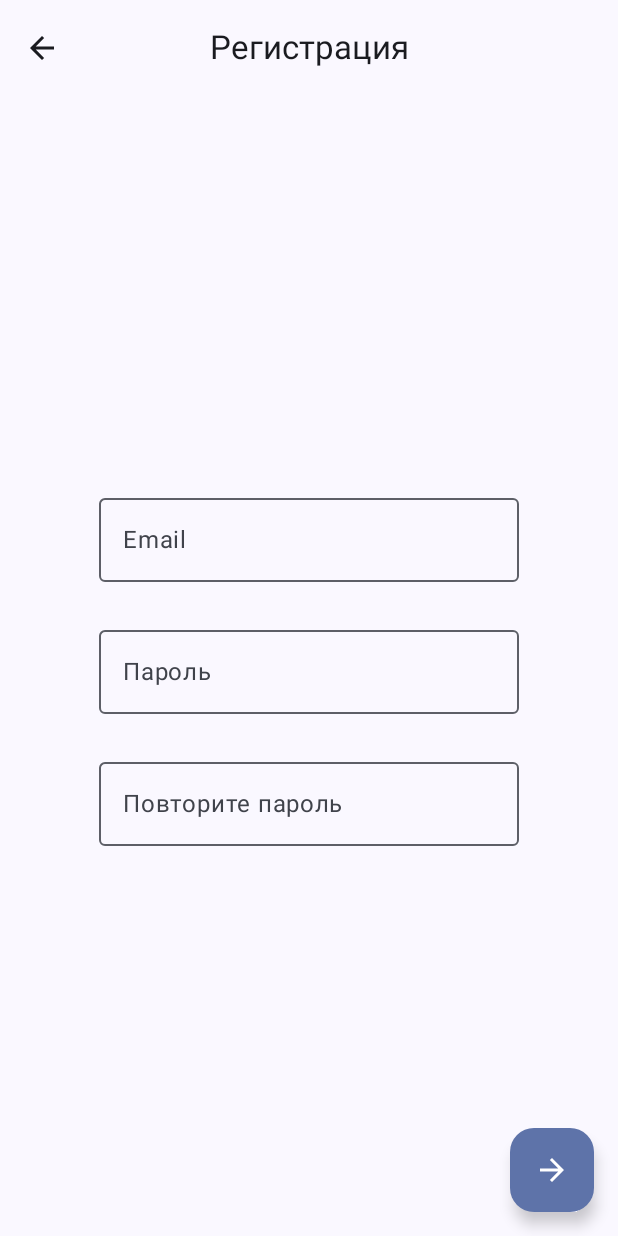
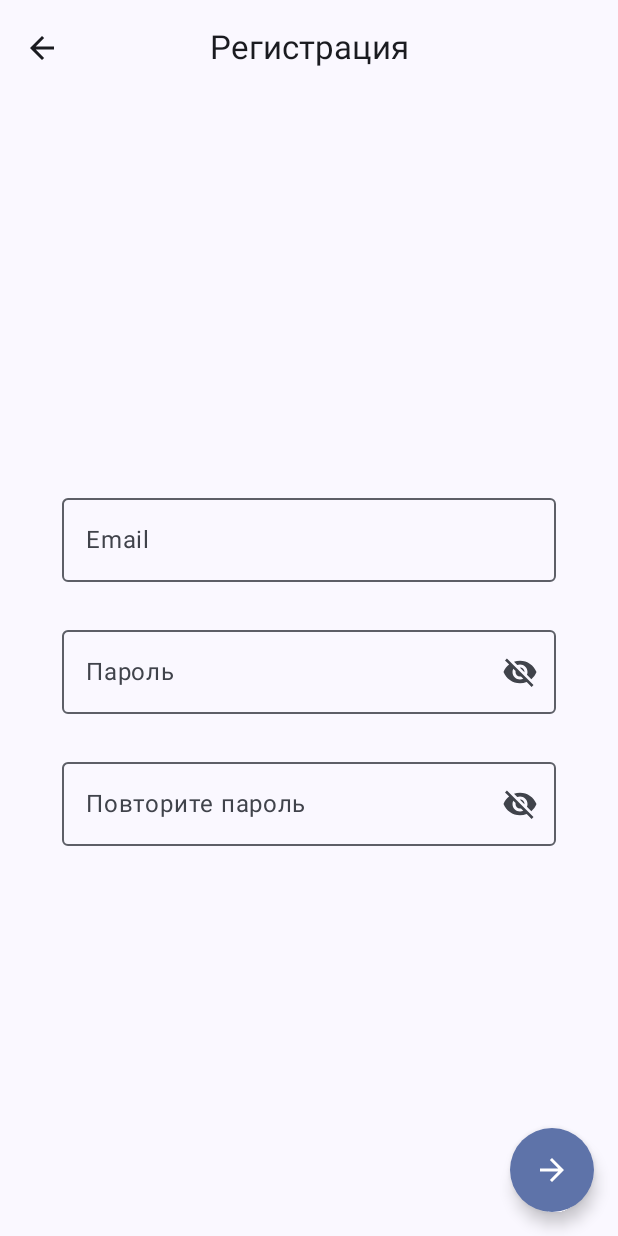
Before and after one commit to melquiades2077/Shabasher, an Android app built with Jetpack Compose: the RegisterPage screen opened through its navigation route, on a phone screen of 412 x 824 dp. Run offline under Robolectric (Android 15) with nearby library versions, the phone set to English and light mode, and no system bars.

Commit message:
Upgrade navigation and pages

```diff
--- a/app/src/main/java/com/example/shabasher/MainActivity.kt
+++ b/app/src/main/java/com/example/shabasher/MainActivity.kt
@@ -6,11 +6,10 @@ import androidx.activity.compose.setContent
 import androidx.activity.enableEdgeToEdge
 import androidx.compose.foundation.layout.fillMaxSize
 import androidx.compose.foundation.layout.padding
+import androidx.compose.foundation.shape.CircleShape
 import androidx.compose.material.icons.Icons
-import androidx.compose.material.icons.filled.Add
 import androidx.compose.material.icons.filled.ArrowBack
 import androidx.compose.material.icons.filled.ArrowForward
-import androidx.compose.material3.BottomAppBar
 import androidx.compose.material3.CenterAlignedTopAppBar
 import androidx.compose.material3.ExperimentalMaterial3Api
 import androidx.compose.material3.FloatingActionButton
@@ -23,16 +22,19 @@ import androidx.compose.runtime.mutableStateOf
 import androidx.compose.runtime.remember
 import androidx.compose.ui.Modifier
 import androidx.compose.ui.tooling.preview.Preview
+import androidx.lifecycle.viewmodel.compose.viewModel
 import androidx.navigation.compose.NavHost
 import androidx.navigation.compose.rememberNavController
 import com.example.shabasher.ui.theme.ShabasherTheme
-import androidx.navigation.compose.NavHost
 import androidx.navigation.compose.composable
 import com.example.shabasher.Model.Routes
 import com.example.shabasher.Model.ScreenConfig
-import com.example.shabasher.Pages.LoginPage
-import com.example.shabasher.Pages.RegisterPage
-import com.example.shabasher.Pages.WelcomePage
+import com.example.shabasher.ViewModels.LoginViewModel
+import com.example.shabasher.ViewModels.RegisterViewModel
+import com.example.shabasher.Views.LoginPage
+import com.example.shabasher.Views.MainPage
+import com.example.shabasher.Views.RegisterPage
+import com.example.shabasher.Views.WelcomePage
 
 class MainActivity : ComponentActivity() {
     @OptIn(ExperimentalMaterial3Api::class)
@@ -52,7 +54,13 @@ class MainActivity : ComponentActivity() {
                             CenterAlignedTopAppBar(
                                 title = { Text(screenConfig.value.title ?: "") },
                                 navigationIcon = {
-                                    IconButton(onClick = { navController.navigate(Routes.WELCOME) }) {
+                                    IconButton(
+                                        onClick = {
+                                            navController.navigate(Routes.WELCOME) {
+                                                popUpTo(0) { inclusive = true }
+                                            }
+                                        }
+                                    ) {
                                         Icon(Icons.Default.ArrowBack, contentDescription = "Назад")
                                     }
                                 }
@@ -61,7 +69,7 @@ class MainActivity : ComponentActivity() {
                     },
                     floatingActionButton = {
                         if (screenConfig.value.showFab) {
-                            FloatingActionButton(onClick = { screenConfig.value.fabAction?.invoke() }) {
+                            FloatingActionButton(onClick = { screenConfig.value.fabAction?.invoke() }, shape = CircleShape) {
                                 Icon(Icons.Default.ArrowForward, contentDescription = "FAB")
                             }
                         }
@@ -72,7 +80,7 @@ class MainActivity : ComponentActivity() {
                         startDestination = Routes.WELCOME,
                         modifier = Modifier.padding(innerPadding)
                     ) {
-                        composable(route = Routes.WELCOME) {
+                        composable(Routes.WELCOME) {
                             screenConfig.value = ScreenConfig(
                                 title = "",
                                 showTopBar = false,
@@ -81,28 +89,70 @@ class MainActivity : ComponentActivity() {
                                 fabAction = { }
                             )
                             WelcomePage(navController)
+
                         }
 
                         composable(Routes.REGISTER) {
+                            val vm: RegisterViewModel = viewModel()
+
                             screenConfig.value = ScreenConfig(
                                 title = "Регистрация",
                                 showTopBar = true,
                                 showBottomBar = false,
                                 showFab = true,
-                                fabAction = { navController.navigate(Routes.WELCOME) }
+                                fabAction = {
+                                    if (vm.validate()) {
+                                        navController.navigate(Routes.MAIN) {
+                                            popUpTo(0) { inclusive = true }
+                                        }
+                                    }
+                                }
                             )
-                            RegisterPage(navController)
+                            RegisterPage(
+                                navController = navController,
+                                onRegisterSuccess = {
+                                    navController.navigate(Routes.MAIN) {
+                                        popUpTo(0) { inclusive = true }
+                                    }
+                                },
+                                viewModel = vm)
                         }
 
                         composable(Routes.LOGIN) {
+                            val vm: LoginViewModel = viewModel()
+
                             screenConfig.value = ScreenConfig(
                                 title = "Вход",
                                 showTopBar = true,
                                 showBottomBar = false,
                                 showFab = true,
-                                fabAction = { navController.navigate(Routes.WELCOME) }
+                                fabAction = {
+                                    if (vm.validate()) {
+                                        navController.navigate(Routes.MAIN) {
+                                            popUpTo(0) {inclusive = true}
+                                        }
+                                    }
+                                }
                             )
-                            RegisterPage(navController)
+                            LoginPage(
+                                navController = navController,
+                                onLoginSuccess = {
+                                    navController.navigate(Routes.MAIN) {
+                                        popUpTo(0) { inclusive = true }
+                                    }
+                                },
+                                viewModel = vm)
+                        }
+
+                        composable(Routes.MAIN) {
+                            screenConfig.value = ScreenConfig(
+                                title = "Главная страница",
+                                showTopBar = false,
+                                showBottomBar = false,
+                                showFab = false,
+                                fabAction = { }
+                            )
+                            MainPage(navController)
                         }
                     }
                 }
@@ -110,19 +160,3 @@ class MainActivity : ComponentActivity() {
         }
     }
 }
-
-@Composable
-fun Greeting(name: String, modifier: Modifier = Modifier) {
-    Text(
-        text = "Hello $name!",
-        modifier = modifier
-    )
-}
-
-@Preview(showBackground = true)
-@Composable
-fun GreetingPreview() {
-    ShabasherTheme {
-        Greeting("Android")
-    }
-}
--- /dev/null
+++ b/app/src/main/java/com/example/shabasher/Mock/MockDB.kt
@@ -0,0 +1,3 @@
+package com.example.shabasher.Mock
+
+var MockUsers = listOf<MockUser>(MockUser("vitaliy@bk.ru", "123"), MockUser("maxim@mail.ru", "12345"))
--- /dev/null
+++ b/app/src/main/java/com/example/shabasher/Mock/MockUser.kt
@@ -0,0 +1,6 @@
+package com.example.shabasher.Mock
+
+import android.R
+
+class MockUser(var email: String, var password: String) {
+}
--- a/app/src/main/java/com/example/shabasher/Model/Routes.kt
+++ b/app/src/main/java/com/example/shabasher/Model/Routes.kt
@@ -4,4 +4,5 @@ object Routes {
     const val WELCOME = "welcome"
     const val LOGIN = "login"
     const val REGISTER = "register"
+    const val MAIN = "main"
 }
--- a/app/src/main/java/com/example/shabasher/Pages/RegisterPage.kt
+++ /dev/null
@@ -1,82 +0,0 @@
-package com.example.shabasher.Pages
-
-import android.widget.ImageButton
-import androidx.compose.foundation.Image
-import androidx.compose.foundation.layout.Arrangement
-import androidx.compose.foundation.layout.Box
-import androidx.compose.foundation.layout.Column
-import androidx.compose.foundation.layout.fillMaxSize
-import androidx.compose.foundation.layout.fillMaxWidth
-import androidx.compose.foundation.layout.padding
-import androidx.compose.foundation.text.input.rememberTextFieldState
-import androidx.compose.material3.Icon
-import androidx.compose.material3.IconButton
-import androidx.compose.material3.OutlinedTextField
-import androidx.compose.material3.Scaffold
-import androidx.compose.material3.Text
-import androidx.compose.runtime.Composable
-import androidx.compose.runtime.getValue
-import androidx.compose.runtime.mutableStateOf
-import androidx.compose.runtime.remember
-import androidx.compose.runtime.setValue
-import androidx.compose.ui.Alignment
-import androidx.compose.ui.Modifier
-import androidx.compose.ui.tooling.preview.Preview
-import androidx.compose.ui.unit.dp
-import androidx.compose.material.icons.Icons
-import androidx.compose.material.icons.automirrored.filled.ArrowBack
-import androidx.compose.material.icons.filled.Add
-import androidx.compose.material.icons.filled.ArrowBack
-import androidx.compose.material.icons.filled.ArrowForward
-import androidx.compose.material.icons.filled.Email
-import androidx.compose.material3.CenterAlignedTopAppBar
-import androidx.compose.material3.ExperimentalMaterial3Api
-import androidx.compose.material3.FloatingActionButton
-import androidx.navigation.NavController
-import com.example.shabasher.Model.Routes
-
-@Composable
-fun InputField(
-    header: String
-) {
-    var text by remember { mutableStateOf("") }
-
-    OutlinedTextField(
-        value = text,                    // обязательный параметр
-        onValueChange = { text = it },   // обязательный параметр
-        label = { Text(header) }
-    )
-}
-
-
-@OptIn(ExperimentalMaterial3Api::class)
-@Composable
-fun RegisterPage(navController: NavController) {
-        Box(
-            modifier = Modifier
-                .fillMaxSize()
-        ) {
-
-            Column(
-                modifier = Modifier
-                    .align(Alignment.Center)
-            ) {
-                Column(
-                    horizontalAlignment = Alignment.CenterHorizontally,
-                    verticalArrangement = Arrangement.spacedBy(24.dp)
-                ) {
-                    InputField("Email")
-                    InputField("Пароль")
-                    InputField("Повторите пароль")
-                }
-            }
-
-        }
-
-}
-
-@Preview
-@Composable
-fun RegisterPagePreview() {
-    //RegisterPage()
-}
--- /dev/null
+++ b/app/src/main/java/com/example/shabasher/ViewModels/RegisterViewModel.kt
@@ -0,0 +1,32 @@
+package com.example.shabasher.ViewModels
+
+import androidx.compose.runtime.mutableStateOf
+import androidx.lifecycle.ViewModel
+import com.example.shabasher.Mock.MockUsers
+
+class RegisterViewModel: ViewModel() {
+    var email = mutableStateOf("")
+    var password = mutableStateOf("")
+    var repeatPassword = mutableStateOf("")
+    var error = mutableStateOf<String?>(null)
+
+    fun validate(): Boolean {
+        if (email.value.isBlank() || password.value.isBlank() || repeatPassword.value.isBlank()) {
+            error.value = "Все поля должны быть заполнены"
+            return false
+        }
+
+        if (password.value != repeatPassword.value) {
+            error.value = "Пароли не совпадают"
+            return false
+        }
+
+        if (MockUsers.any { it.email == email.value }) {
+            error.value = "Пользователь уже существует"
+            return false
+        }
+
+        error.value = null
+        return true
+    }
+}
--- /dev/null
+++ b/app/src/main/java/com/example/shabasher/Views/InputField.kt
@@ -0,0 +1,71 @@
+package com.example.shabasher.Views
+
+import androidx.compose.foundation.layout.fillMaxWidth
+import androidx.compose.foundation.text.KeyboardOptions
+import androidx.compose.material.icons.Icons
+import androidx.compose.material.icons.filled.Visibility
+import androidx.compose.material.icons.filled.VisibilityOff
+import androidx.compose.material3.Icon
+import androidx.compose.material3.IconButton
+import androidx.compose.material3.OutlinedTextField
+import androidx.compose.material3.Text
+import androidx.compose.runtime.Composable
+import androidx.compose.runtime.getValue
+import androidx.compose.runtime.mutableStateOf
+import androidx.compose.runtime.remember
+import androidx.compose.runtime.setValue
+import androidx.compose.ui.Modifier
+import androidx.compose.ui.text.input.KeyboardType
+import androidx.compose.ui.text.input.PasswordVisualTransformation
+import androidx.compose.ui.text.input.VisualTransformation
+
+@Composable
+fun InputField(
+    label: String,
+    value: String,
+    onValueChange: (String) -> Unit,
+    keyboardType: KeyboardType = KeyboardType.Text,
+    isPassword: Boolean = false,
+    modifier: Modifier = Modifier
+) {
+    var isPasswordVisible by remember { mutableStateOf(false) }
+
+    OutlinedTextField(
+        value = value,
+        onValueChange = { newValue ->
+            // ❌ Убираем пробелы
+            if (!newValue.contains(" ")) {
+                onValueChange(newValue)
+            }
+        },
+        label = { Text(label) },
+        singleLine = true,
+
+        // 👇 Выбор клавиатуры (email, password, текст)
+        keyboardOptions = KeyboardOptions(
+            keyboardType = keyboardType
+        ),
+
+        // 👇 Скрытие пароля, если isPassword = true
+        visualTransformation =
+            if (isPassword && !isPasswordVisible) PasswordVisualTransformation()
+            else VisualTransformation.None,
+
+        // 👁 Иконка показа/скрытия пароля
+        trailingIcon = {
+            if (isPassword) {
+                IconButton(onClick = { isPasswordVisible = !isPasswordVisible }) {
+                    Icon(
+                        imageVector = if (isPasswordVisible)
+                            Icons.Default.Visibility
+                        else Icons.Default.VisibilityOff,
+                        contentDescription = null
+                    )
+                }
+            }
+        },
+
+        modifier = modifier
+            .fillMaxWidth(0.8f) // 👉 Не на всю ширину экрана
+    )
+}
--- /dev/null
+++ b/app/src/main/java/com/example/shabasher/Views/RegisterPage.kt
@@ -0,0 +1,87 @@
+package com.example.shabasher.Views
+
+import android.graphics.Color
+import androidx.compose.foundation.layout.Arrangement
+import androidx.compose.foundation.layout.Box
+import androidx.compose.foundation.layout.Column
+import androidx.compose.foundation.layout.fillMaxSize
+import androidx.compose.runtime.Composable
+import androidx.compose.runtime.getValue
+import androidx.compose.runtime.mutableStateOf
+import androidx.compose.runtime.remember
+import androidx.compose.runtime.setValue
+import androidx.compose.ui.Alignment
+import androidx.compose.ui.Modifier
+import androidx.compose.ui.tooling.preview.Preview
+import androidx.compose.ui.unit.dp
+import androidx.compose.material3.ExperimentalMaterial3Api
+import androidx.compose.material3.Text
+import androidx.compose.runtime.LaunchedEffect
+import androidx.compose.ui.text.input.KeyboardType
+import androidx.lifecycle.viewmodel.compose.viewModel
+import androidx.navigation.NavController
+import com.example.shabasher.ViewModels.RegisterViewModel
+
+
+@OptIn(ExperimentalMaterial3Api::class)
+@Composable
+fun RegisterPage(
+    navController: NavController,
+    onRegisterSuccess: () -> Unit,
+    viewModel: RegisterViewModel = viewModel()) {
+        Box(
+            modifier = Modifier
+                .fillMaxSize()
+        ) {
+
+            Column(
+                modifier = Modifier
+                    .align(Alignment.Center)
+            ) {
+                Column(
+                    horizontalAlignment = Alignment.CenterHorizontally,
+                    verticalArrangement = Arrangement.spacedBy(24.dp)
+                ) {
+                    InputField(
+                        label = "Email",
+                        value = viewModel.email.value,
+                        onValueChange = { viewModel.email.value = it },
+                        keyboardType = KeyboardType.Email
+                    )
+
+                    InputField(
+                        label = "Пароль",
+                        value = viewModel.password.value,
+                        onValueChange = { viewModel.password.value = it },
+                        isPassword = true,
+                        keyboardType = KeyboardType.Password
+                    )
+
+                    InputField(
+                        label = "Повторите пароль",
+                        value = viewModel.repeatPassword.value,
+                        onValueChange = { viewModel.repeatPassword.value = it },
+                        isPassword = true,
+                        keyboardType = KeyboardType.Password
+                    )
+
+                    viewModel.error.value?.let { error ->
+                        Text(error)
+                    }
+                }
+            }
+
+            // пробрасываем callback наверх
+            LaunchedEffect(viewModel.email.value, viewModel.password.value, viewModel.repeatPassword.value) {
+                // ничего — просто пример, что можно подписывать события
+            }
+
+        }
+
+}
+
+@Preview
+@Composable
+fun RegisterPagePreview() {
+    //RegisterPage()
+}
--- a/app/src/main/java/com/example/shabasher/Pages/WelcomePage.kt
+++ b/app/src/main/java/com/example/shabasher/Views/WelcomePage.kt
@@ -1,9 +1,6 @@
-package com.example.shabasher.Pages
+package com.example.shabasher.Views
 
-import android.R
-import android.graphics.Color
 import androidx.compose.foundation.Image
-import androidx.compose.foundation.gestures.snapping.SnapPosition
 import androidx.compose.foundation.layout.Arrangement
 import androidx.compose.foundation.layout.Box
 import androidx.compose.foundation.layout.Column
@@ -13,21 +10,15 @@ import androidx.compose.foundation.layout.padding
 import androidx.compose.foundation.layout.size
 import androidx.compose.foundation.layout.width
 import androidx.compose.material3.Button
-import androidx.compose.material3.ButtonColors
-import androidx.compose.material3.MaterialTheme
-import androidx.compose.material3.Scaffold
 import androidx.compose.material3.Text
 import androidx.compose.runtime.Composable
 import androidx.compose.ui.Alignment
 import androidx.compose.ui.Modifier
-import androidx.compose.ui.layout.ModifierLocalBeyondBoundsLayout
 import androidx.compose.ui.res.painterResource
 import androidx.compose.ui.text.style.TextAlign
-import androidx.compose.ui.tooling.preview.Preview
 import androidx.compose.ui.tooling.preview.PreviewLightDark
 import androidx.compose.ui.unit.dp
 import androidx.navigation.NavController
-import com.example.shabasher.Greeting
 import com.example.shabasher.Model.Routes
 
 @Composable
@@ -70,20 +61,22 @@ fun WelcomePage(navController: NavController) {
             modifier = Modifier
                 .fillMaxSize()
         ) {
-            // Центр экрана
             Column(
                 modifier = Modifier
                     .align(Alignment.Center),
                 horizontalAlignment = Alignment.CenterHorizontally,
-                verticalArrangement = Arrangement.spacedBy(40.dp)
             ) {
                 Welcome()
-                Column(
-                    verticalArrangement = Arrangement.spacedBy(16.dp)
-                ) {
-                    WelcomeButton("Регистрация", action = { navController.navigate(Routes.REGISTER) })
-                    WelcomeButton("Вход", action = { navController.navigate(Routes.LOGIN) })
-                }
+
+            }
+            Column(
+                verticalArrangement = Arrangement.spacedBy(16.dp),
+                horizontalAlignment = Alignment.CenterHorizontally,
+                modifier = Modifier
+                    .align(Alignment.BottomCenter).padding(bottom = 16.dp)
+            ) {
+                WelcomeButton("Регистрация", action = { navController.navigate(Routes.REGISTER) })
+                WelcomeButton("Вход", action = { navController.navigate(Routes.LOGIN) })
             }
 
 
```
Also changed, not shown: app/src/main/java/com/example/shabasher/Pages/LoginPage.kt (deleted, +0 -54 lines), app/src/main/java/com/example/shabasher/ViewModels/LoginViewModel.kt (added, +32 -0 lines), app/src/main/java/com/example/shabasher/Views/LoginPage.kt (added, +75 -0 lines), app/src/main/java/com/example/shabasher/Views/MainPage.kt (added, +47 -0 lines).
